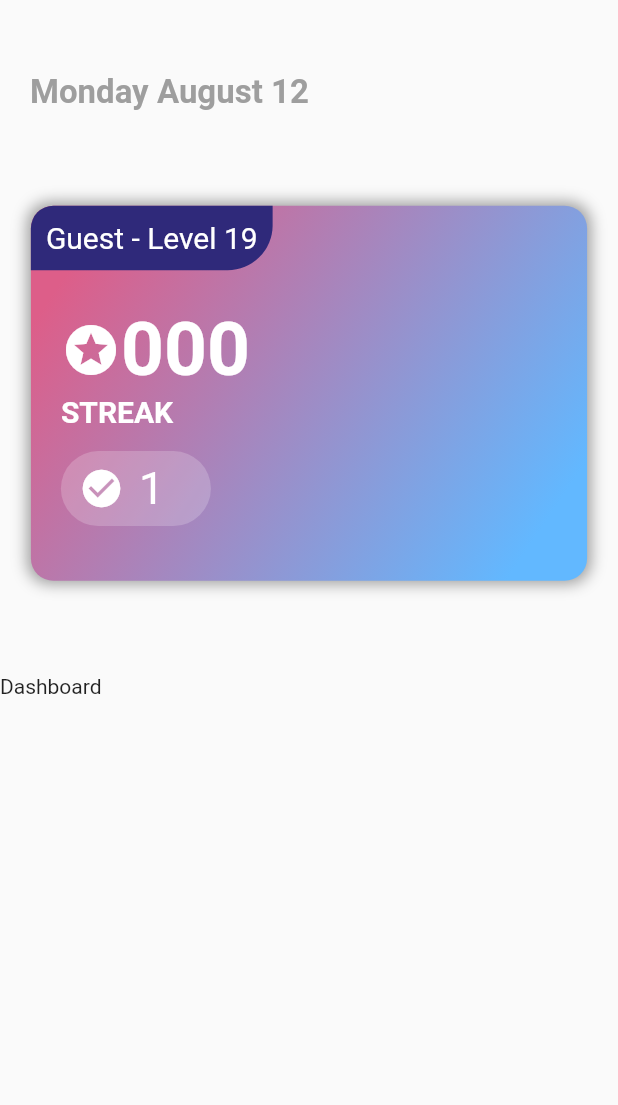
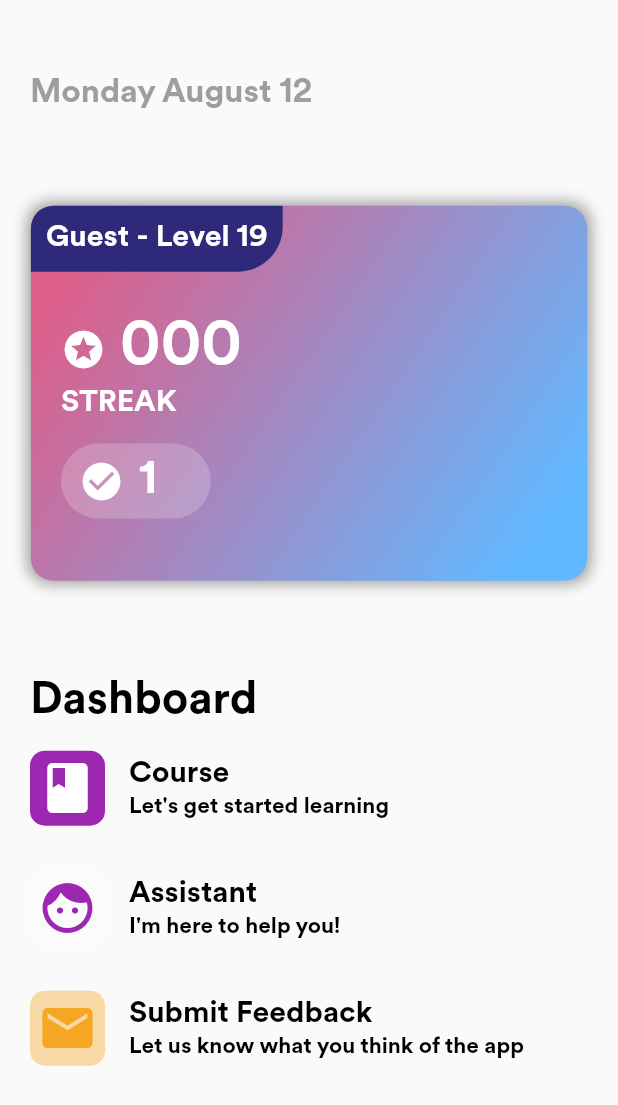
Before and after one commit to vuminhkhoi1802/ai4e-mobileapp, a Flutter app: the screen it shows after launch, on a phone screen of 412 x 824 dp. Shown: the top 1105 px of the screen. Run offline on Flutter 3.47's test engine with Material 2 defaults, Android fonts, the phone set to English and light mode, and no system bars.

Commit message:
complete dashboard

```diff
--- a/lib/routes.dart
+++ b/lib/routes.dart
@@ -12,9 +12,7 @@ class Routes {
     runApp(
       new MaterialApp(
         title: 'Flutter Demo',
-        theme: ThemeData(
-          primarySwatch: Colors.blue,
-        ),
+        theme: ThemeData(primarySwatch: Colors.blue, fontFamily: 'EFCircular'),
         home: DashboardScreen(),
         // routes: <String, WidgetBuilder>{
         //   '/auth': (BuildContext context) => AuthScreen(),
--- a/lib/screens/DashboardScreen/CardInfo.dart
+++ b/lib/screens/DashboardScreen/CardInfo.dart
@@ -59,11 +59,11 @@ Widget cardInfo(context) {
                   children: <Widget>[
                     Row(
                       children: <Widget>[
-                        Icon(Icons.stars, size: 40, color: Colors.white),
+                        Icon(Icons.stars, size: 30, color: Colors.white),
                         Text(
-                          "000",
+                          " 000",
                           style: TextStyle(
-                            fontSize: 50,
+                            fontSize: 40,
                             color: Colors.white,
                             fontWeight: FontWeight.bold,
                           ),
--- a/lib/screens/DashboardScreen/main.dart
+++ b/lib/screens/DashboardScreen/main.dart
@@ -1,5 +1,6 @@
 import "package:flutter/material.dart";
 import "package:ai4e_mobileapp/screens/DashboardScreen/CardInfo.dart";
+import "package:ai4e_mobileapp/screens/DashboardScreen/selectOption.dart";
 
 class DashboardScreen extends StatelessWidget {
   const DashboardScreen({Key key}) : super(key: key);
@@ -33,7 +34,33 @@ class DashboardScreen extends StatelessWidget {
                 children: <Widget>[
                   Align(
                     alignment: Alignment.topLeft,
-                    child: Text("Dashboard"),
+                    child: Container(
+                      margin: EdgeInsets.only(left: 20),
+                      child: Text(
+                        "Dashboard",
+                        style: TextStyle(
+                          fontSize: 30.0,
+                          fontWeight: FontWeight.bold,
+                          color: Colors.black,
+                        ),
+                      ),
+                    ),
+                  ),
+                  Column(
+                    children: <Widget>[
+                      selectOption(
+                        Colors.purple,
+                        Icons.book,
+                        "Course",
+                        "Let's get started learning",
+                      ),
+                      selectOption(Color.fromRGBO(255, 255, 255, 0.2),
+                          Icons.face, "Assistant", "I'm here to help you!",
+                          colorIcon: Colors.purple),
+                      selectOption(Color.fromRGBO(245, 166, 35, 0.4),
+                          Icons.email, "Submit Feedback", "Let us know what you think of the app",
+                          colorIcon: Color(0xFFf5a623 ))
+                    ],
                   )
                 ],
               ),
--- /dev/null
+++ b/lib/screens/DashboardScreen/selectOption.dart
@@ -0,0 +1,47 @@
+import "package:flutter/material.dart";
+
+Widget selectOption(colorBackgroundIcon, icon, title, subtitle,
+    {colorIcon = Colors.white}) {
+  return Container(
+    child: Material(
+        color: Colors.transparent,
+        child: InkWell(
+            onTap: () {},
+            child: Card(
+                color: Colors.transparent,
+                elevation: 0,
+                child: Container(
+                    child: ListTile(
+                  leading: Container(
+                    height: 50,
+                    width: 50,
+                    decoration: BoxDecoration(
+                      color: colorBackgroundIcon,
+                      shape: BoxShape.rectangle,
+                      borderRadius: BorderRadius.circular(10),
+                    ),
+                    child: Icon(
+                      icon,
+                      color: colorIcon,
+                      size: 40,
+                    ),
+                  ),
+                  title: Text(
+                    title,
+                    style: TextStyle(
+                      fontSize: 20,
+                      fontWeight: FontWeight.bold,
+                      color: Colors.black,
+                    ),
+                  ),
+                  subtitle: Text(
+                    subtitle,
+                    style: TextStyle(
+                      fontSize: 15,
+                      fontWeight: FontWeight.bold,
+                      color: Colors.black,
+                    ),
+                  ),
+                ))))),
+  );
+}
```
Also changed, not shown: pubspec.yaml (+8 -14 lines), fonts/EFCircular-Black.otf (added), fonts/EFCircular-BlackItalic.otf (added), fonts/EFCircular-Bold.otf (added), fonts/EFCircular-BoldItalic.otf (added), fonts/EFCircular-Book.otf (added), fonts/EFCircular-BookItalic.otf (added), fonts/EFCircular-Light.otf (added), fonts/EFCircular-LightItalic.otf (added), fonts/EFCircular-Medium.otf (added), fonts/EFCircular-MediumItalic.otf (added).
